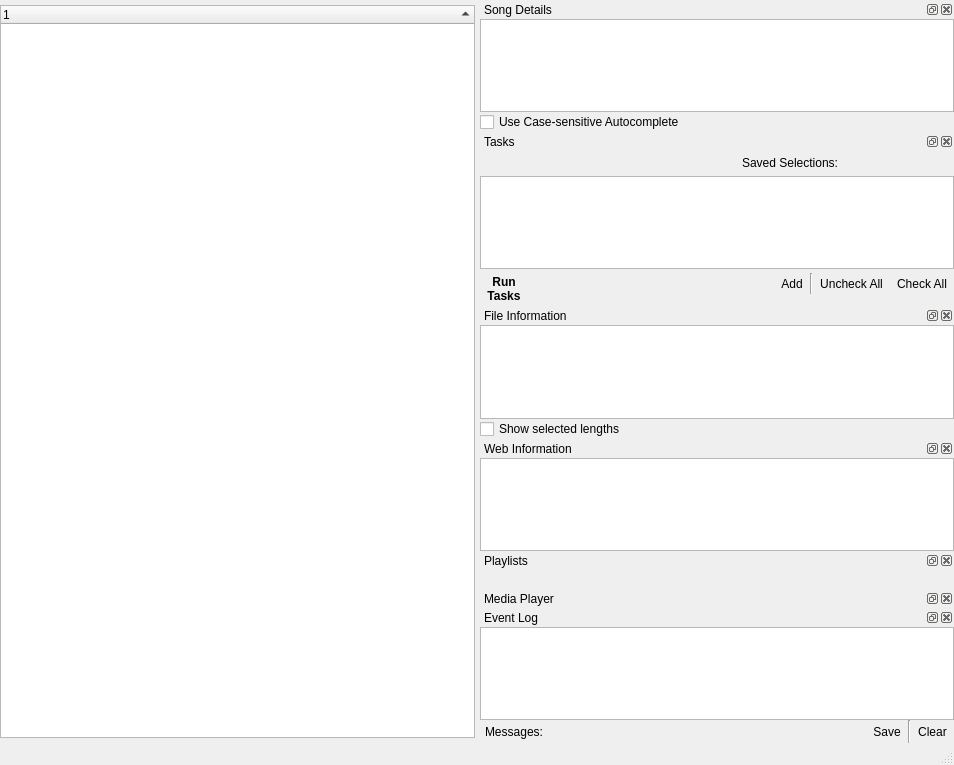
Qt form src/QUMainWindow.ui (UltraStar-Deluxe/UltraStar-Manager) before a commit.
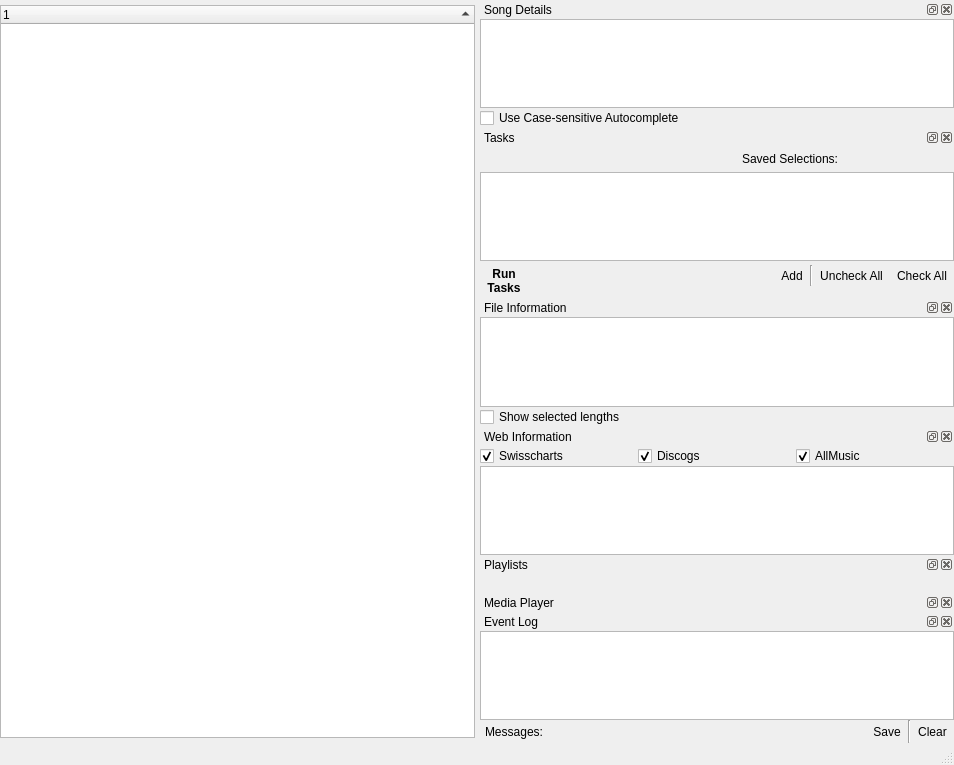
The same form after that commit. Icons and pictures are not drawn. Custom widgets are drawn as their Qt base class.

Commit message: Added discogs.com to web info sources. However, it is currently disabled, as it needs further improvements (which are more complicated: JSON/OAuth...). Any help appreciated.

The edit to the form file:
```diff
--- a/src/QUMainWindow.ui
+++ b/src/QUMainWindow.ui
@@ -581,6 +581,73 @@
           <property name="bottomMargin">
            <number>0</number>
           </property>
+          <item>
+           <layout class="QHBoxLayout" name="horizontalLayout_6">
+            <property name="topMargin">
+             <number>0</number>
+            </property>
+            <item>
+             <widget class="QCheckBox" name="swisschartsChk">
+              <property name="text">
+               <string>Swisscharts</string>
+              </property>
+              <property name="icon">
+               <iconset resource="resources/UltraStar-Manager.qrc">
+                <normaloff>:/faviconSwissCharts.ico</normaloff>:/faviconSwissCharts.ico</iconset>
+              </property>
+              <property name="iconSize">
+               <size>
+                <width>12</width>
+                <height>12</height>
+               </size>
+              </property>
+              <property name="checked">
+               <bool>true</bool>
+              </property>
+             </widget>
+            </item>
+            <item>
+             <widget class="QCheckBox" name="discogsChk">
+              <property name="text">
+               <string>Discogs</string>
+              </property>
+              <property name="icon">
+               <iconset resource="resources/UltraStar-Manager.qrc">
+                <normaloff>:/faviconDiscogs.ico</normaloff>:/faviconDiscogs.ico</iconset>
+              </property>
+              <property name="iconSize">
+               <size>
+                <width>12</width>
+                <height>12</height>
+               </size>
+              </property>
+              <property name="checked">
+               <bool>true</bool>
+              </property>
+             </widget>
+            </item>
+            <item>
+             <widget class="QCheckBox" name="allmusicChk">
+              <property name="text">
+               <string>AllMusic</string>
+              </property>
+              <property name="icon">
+               <iconset resource="resources/UltraStar-Manager.qrc">
+                <normaloff>:/faviconAllMusic.ico</normaloff>:/faviconAllMusic.ico</iconset>
+              </property>
+              <property name="iconSize">
+               <size>
+                <width>12</width>
+                <height>12</height>
+               </size>
+              </property>
+              <property name="checked">
+               <bool>true</bool>
+              </property>
+             </widget>
+            </item>
+           </layout>
+          </item>
           <item>
            <widget class="QUWebInfoTree" name="webInfoTree">
             <property name="textElideMode">
```
The commit also changes 7 other files.
